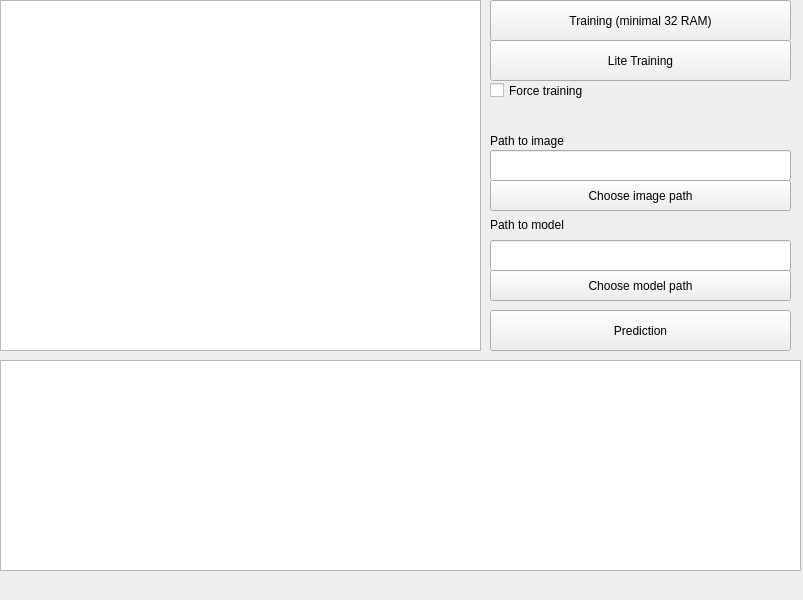
The window that main_window.ui (dpovolotskiy/machine_learning_thesis) describes before a commit, drawn with Qt 5.
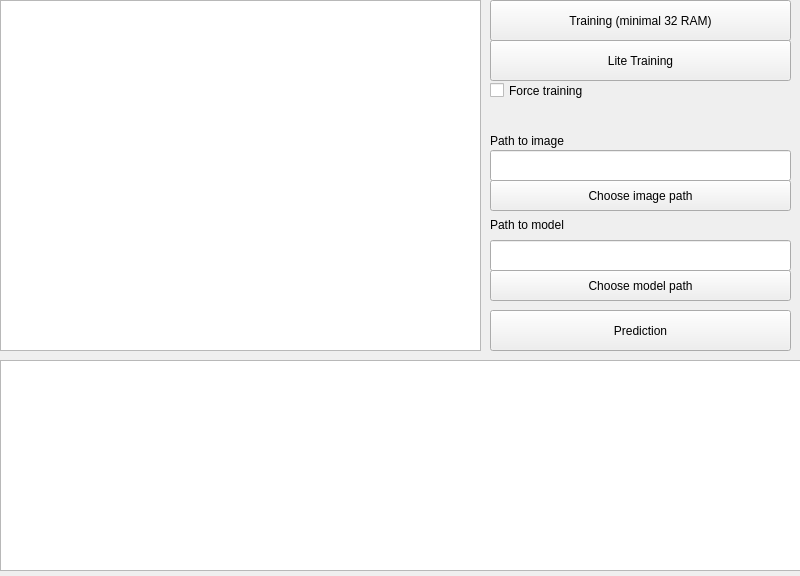
The same window after the commit. Icons and pictures are not drawn.

Commit message: change gui, add model path as parameter

Patch:
```diff
--- a/main_window.ui
+++ b/main_window.ui
@@ -6,12 +6,28 @@
    <rect>
     <x>0</x>
     <y>0</y>
-    <width>803</width>
-    <height>600</height>
+    <width>800</width>
+    <height>576</height>
    </rect>
   </property>
+  <property name="sizePolicy">
+   <sizepolicy hsizetype="Fixed" vsizetype="Fixed">
+    <horstretch>0</horstretch>
+    <verstretch>0</verstretch>
+   </sizepolicy>
+  </property>
+  <property name="cursor">
+   <cursorShape>PointingHandCursor</cursorShape>
+  </property>
   <property name="windowTitle">
-   <string>MainWindow</string>
+   <string>Image Captioning</string>
+  </property>
+  <property name="windowIcon">
+   <iconset>
+    <normaloff>../../Pictures/rick_and_morty_time_travel-wallpaper-1366x768.jpg</normaloff>../../Pictures/rick_and_morty_time_travel-wallpaper-1366x768.jpg</iconset>
+  </property>
+  <property name="autoFillBackground">
+   <bool>true</bool>
   </property>
   <widget class="QWidget" name="centralwidget">
    <widget class="QGraphicsView" name="imagePreView">
```
Left out of the diff: 10 changed lines with no effect on the pictures. The commit also changes 6 other files.
